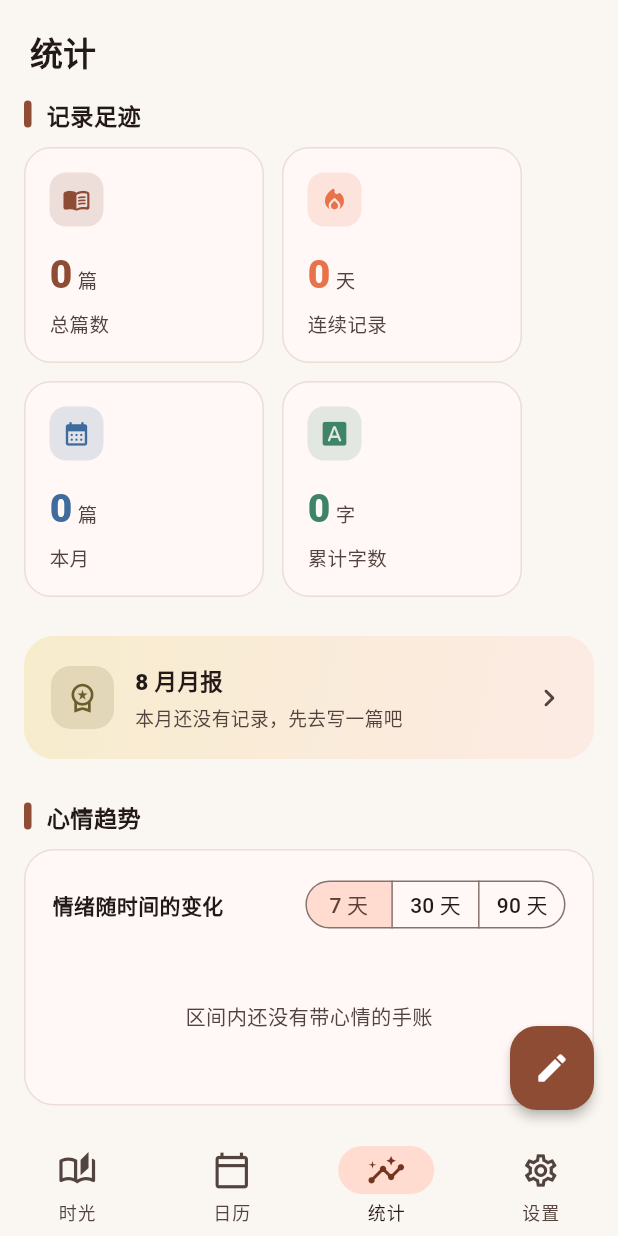
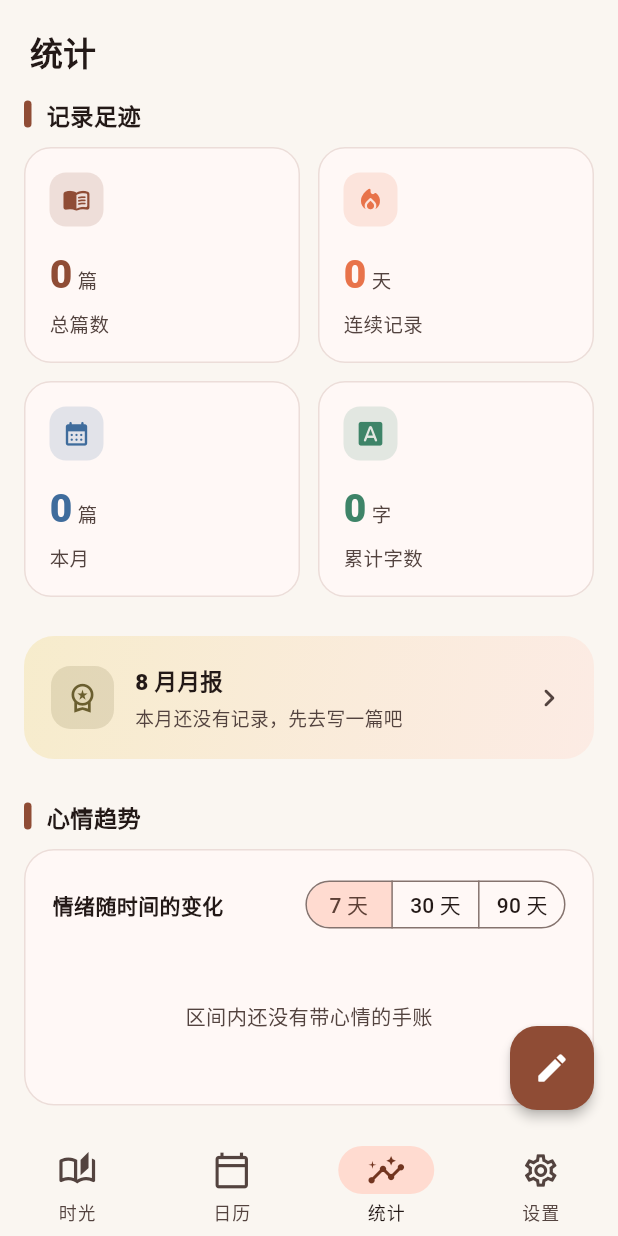
Before and after one commit to banafish/pagenote, a Flutter app: the screen it shows after launch, item 3 of the bottom bar chosen, on a phone screen of 412 x 824 dp. Run offline on Flutter 3.47's test engine with Material 3 defaults, Android fonts, the phone set to English and light mode, and no system bars; our stand-ins replace flutter_local_notifications, flutter_timezone, local_auth, share_plus, shared_preferences, sqflite and 2 more; missing offline and left inert: file_selector, gal; accounts and stored records are empty.

Commit message:
Make stats page cards responsive on narrow screens

```diff
--- a/lib/pages/stats_page.dart
+++ b/lib/pages/stats_page.dart
@@ -32,39 +32,59 @@ class _StatsPageState extends State<StatsPage> {
         const SizedBox(height: 14),
         _sectionTitle(context, '记录足迹'),
         const SizedBox(height: 10),
-        Wrap(
+        // 卡片按可用宽度自适应：窄屏 2 列，宽屏 4 列，避免固定宽度导致单列堆叠。
+        LayoutBuilder(
+          builder: (context, constraints) {
+            final columns = constraints.maxWidth >= 700 ? 4 : 2;
+            final cardWidth =
+                (constraints.maxWidth - 12 * (columns - 1)) / columns;
+            return Wrap(
               spacing: 12,
               runSpacing: 12,
               children: [
-            _StatCard(
+                SizedBox(
+                  width: cardWidth,
+                  child: _StatCard(
                     icon: Icons.menu_book_rounded,
                     label: '总篇数',
                     value: '${journal.totalCount}',
                     unit: '篇',
                     color: scheme.primary,
                   ),
-            _StatCard(
+                ),
+                SizedBox(
+                  width: cardWidth,
+                  child: _StatCard(
                     icon: Icons.local_fire_department_rounded,
                     label: '连续记录',
                     value: '${journal.streakDays}',
                     unit: '天',
                     color: const Color(0xFFE8734A),
                   ),
-            _StatCard(
+                ),
+                SizedBox(
+                  width: cardWidth,
+                  child: _StatCard(
                     icon: Icons.calendar_month_rounded,
                     label: '本月',
                     value: '${journal.monthCount}',
                     unit: '篇',
                     color: const Color(0xFF3F6C9C),
                   ),
-            _StatCard(
+                ),
+                SizedBox(
+                  width: cardWidth,
+                  child: _StatCard(
                     icon: Icons.font_download_rounded,
                     label: '累计字数',
                     value: '${journal.totalWords}',
                     unit: '字',
                     color: const Color(0xFF3E8468),
                   ),
+                ),
               ],
+            );
+          },
         ),
         const SizedBox(height: 26),
 
@@ -451,7 +471,6 @@ class _StatCard extends StatelessWidget {
   Widget build(BuildContext context) {
     final scheme = Theme.of(context).colorScheme;
     return Container(
-      width: 160,
       padding: const EdgeInsets.all(16),
       decoration: BoxDecoration(
         color: scheme.surface,
```
Lines whose indentation alone changed are shown as unchanged.
